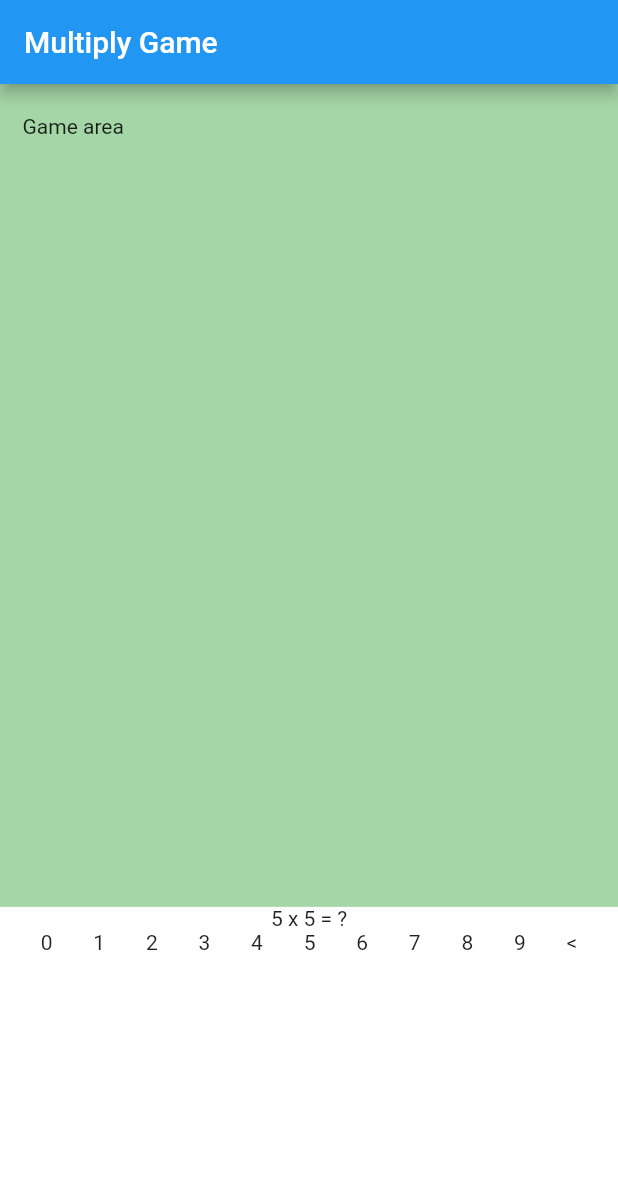
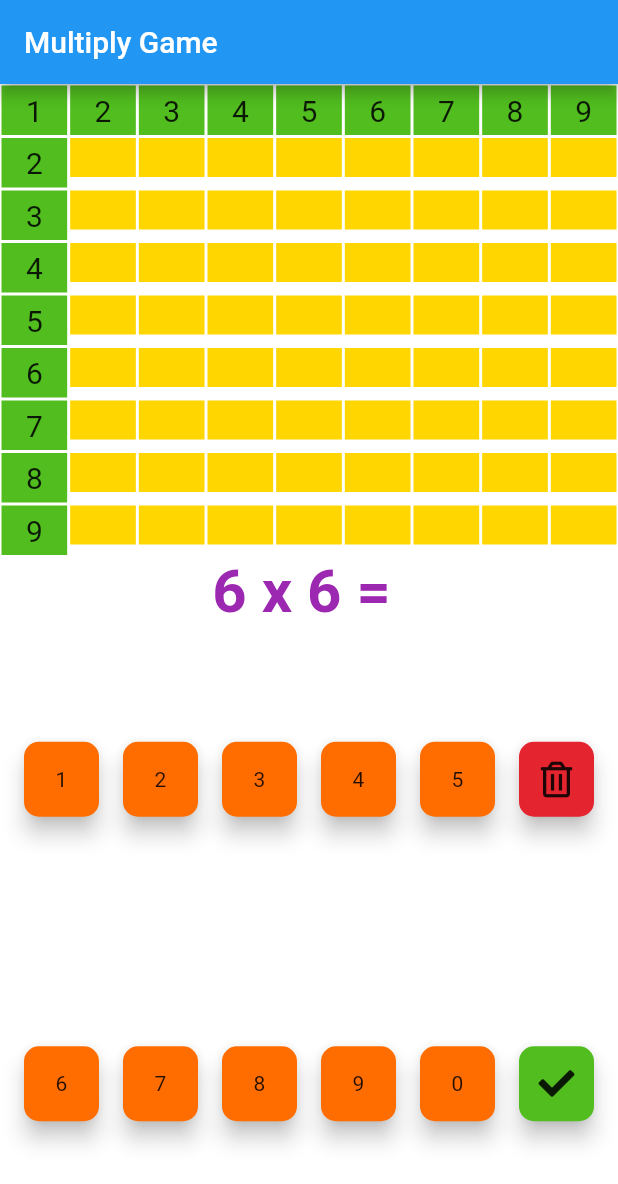
Before and after one commit to themagus/multiplyapp, a Flutter app: the screen it shows after launch, on a phone screen of 412 x 824 dp. Shown: the top 1184 px of the screen. Run offline on Flutter 3.47's test engine with Material 2 defaults, Android fonts, the phone set to English and light mode, and no system bars; our stand-ins replace font_awesome_flutter.

Commit message:
Multiplication table now gets filled in by correct answers. Testing of Overlay for displaying the immediate result (Pass/Fail) - it's still not properly positioned.

```diff
--- /dev/null
+++ b/lib/constants.dart
@@ -0,0 +1,5 @@
+import 'package:flutter/cupertino.dart';
+
+Color multiplierCellColor = Color(0xFF51BD1F);
+Color hiddenCellColor = Color(0xFFFFD600);
+Color solvedCellColor = Color(0xFF37B6F6);
--- /dev/null
+++ b/lib/game_page.dart
@@ -0,0 +1,349 @@
+import 'package:flutter/material.dart';
+import 'dart:math';
+import 'package:flutter/widgets.dart';
+import 'package:font_awesome_flutter/font_awesome_flutter.dart';
+import 'constants.dart';
+
+class GamePage extends StatefulWidget {
+  @override
+  _GamePageState createState() => _GamePageState();
+}
+
+class _GamePageState extends State<GamePage> {
+  String result = "";
+  int operand1;
+  int operand2;
+  final List completedAnswersList = List.generate(
+      9, (i) => List<int>.filled(9, 0, growable: false),
+      growable: false);
+  final LayerLink resultDisplayLink = LayerLink();
+
+  @override
+  void initState() {
+    operand1 = Random().nextInt(8) + 2;
+    operand2 = Random().nextInt(8) + 2;
+    super.initState();
+  }
+
+  @override
+  Widget build(BuildContext context) {
+    return Scaffold(
+      appBar: AppBar(
+        title: Text('Multiply Game'),
+      ),
+      body: Column(
+        crossAxisAlignment: CrossAxisAlignment.stretch,
+        mainAxisAlignment: MainAxisAlignment.spaceBetween,
+        children: <Widget>[
+          // Multiplication Table widget
+          Table(
+            children: populateMultiplicationTable(),
+          ),
+          CompositedTransformTarget(
+            link: resultDisplayLink,
+            child: Row(
+              mainAxisAlignment: MainAxisAlignment.center,
+              children: <Widget>[
+                Text(
+                  '$operand1 x $operand2 = ',
+                  style: TextStyle(
+                    fontSize: 40.0,
+                    color: Colors.purple,
+                    fontWeight: FontWeight.bold,
+                  ),
+                ),
+                Text(
+                  result,
+                  style: TextStyle(
+                    fontSize: 40.0,
+                    color: Colors.purple,
+                    fontWeight: FontWeight.bold,
+                  ),
+                ),
+              ],
+            ),
+          ),
+          Expanded(
+            child: Row(
+              mainAxisAlignment: MainAxisAlignment.spaceEvenly,
+              children: <Widget>[
+                NumberpadButton(
+                  child: Text('1'),
+                  action: () {
+                    setState(() {
+                      updateResult('1');
+                    });
+                  },
+                ),
+                NumberpadButton(
+                  child: Text('2'),
+                  action: () {
+                    setState(() {
+                      updateResult('2');
+                    });
+                  },
+                ),
+                NumberpadButton(
+                  child: Text('3'),
+                  action: () {
+                    setState(() {
+                      updateResult('3');
+                    });
+                  },
+                ),
+                NumberpadButton(
+                  child: Text('4'),
+                  action: () {
+                    setState(() {
+                      updateResult('4');
+                    });
+                  },
+                ),
+                NumberpadButton(
+                  child: Text('5'),
+                  action: () {
+                    setState(() {
+                      updateResult('5');
+                    });
+                  },
+                ),
+                NumberpadButton(
+                  child: Icon(FontAwesomeIcons.trashAlt),
+                  action: () {
+                    setState(() {
+                      clearResult();
+                    });
+                  },
+                  color: Color(0xFFE4242E),
+                ),
+              ],
+            ),
+          ),
+          Expanded(
+            child: Row(
+              mainAxisAlignment: MainAxisAlignment.spaceEvenly,
+              children: <Widget>[
+                NumberpadButton(
+                  child: Text('6'),
+                  action: () {
+                    setState(() {
+                      updateResult('6');
+                    });
+                  },
+                ),
+                NumberpadButton(
+                  child: Text('7'),
+                  action: () {
+                    setState(() {
+                      updateResult('7');
+                    });
+                  },
+                ),
+                NumberpadButton(
+                  child: Text('8'),
+                  action: () {
+                    setState(() {
+                      updateResult('8');
+                    });
+                  },
+                ),
+                NumberpadButton(
+                  child: Text('9'),
+                  action: () {
+                    setState(() {
+                      updateResult('9');
+                    });
+                  },
+                ),
+                NumberpadButton(
+                  child: Text('0'),
+                  action: () {
+                    setState(() {
+                      updateResult('0');
+                    });
+                  },
+                ),
+                NumberpadButton(
+                  child: Icon(FontAwesomeIcons.check),
+                  action: () {
+                    setState(() {
+                      checkResult();
+                    });
+                  },
+                  color: Color(0xFF51BD1F),
+                ),
+              ],
+            ),
+          ),
+        ],
+      ),
+    );
+  }
+
+  // Populate the multiplication table
+  List<TableRow> populateMultiplicationTable() {
+    List<TableRow> table = List<TableRow>();
+
+    for (int indexVertical = 1; indexVertical <= 9; indexVertical++) {
+      final tableRow = List<Widget>();
+      if (indexVertical == 1) {
+        // Populate cells 2 to 9 of each row of multiplication table
+        for (int indexHorizontal = 1; indexHorizontal <= 9; indexHorizontal++) {
+          tableRow.add(
+            Container(
+              margin: EdgeInsets.all(1.0),
+              padding: EdgeInsets.symmetric(vertical: 5.0),
+              color: multiplierCellColor,
+              child: Center(
+                child: Text(
+                  indexHorizontal.toString(),
+                  style: TextStyle(fontSize: 20.0),
+                ),
+              ),
+            ),
+          );
+        }
+      } else {
+        tableRow.add(
+          Container(
+            margin: EdgeInsets.all(1.0),
+            padding: EdgeInsets.symmetric(vertical: 5.0),
+            color: Color(0xFF51BD1F),
+            child: Center(
+              child: Text(
+                indexVertical.toString(),
+                style: TextStyle(fontSize: 20.0),
+              ),
+            ),
+          ),
+        );
+        // Populate cells 2 to 9 of each row of multiplication table
+        for (int indexHorizontal = 2; indexHorizontal <= 9; indexHorizontal++) {
+          tableRow.add(
+            MTCell(
+              x: indexVertical,
+              y: indexHorizontal,
+              solved: (completedAnswersList[indexHorizontal - 1]
+                          [indexVertical - 1] ==
+                      0)
+                  ? false
+                  : true,
+            ),
+          );
+        }
+      }
+      table.add(TableRow(
+        children: tableRow,
+      ));
+    }
+
+    return table;
+  }
+
+  void updateResult(String enteredDigit) {
+    if (result.length < 2 && enteredDigit.length == 1) {
+      if (result.length == 0 && enteredDigit == '0') {
+        return;
+      }
+      result += enteredDigit;
+    }
+  }
+
+  void clearResult() {
+    result = "";
+  }
+
+  void checkResult() {
+    //TODO: Add hits and misses to display at the end
+    if (int.parse(result) == operand1 * operand2) {
+      showResult(context, true);
+      print("The answer is correct.");
+      completedAnswersList[operand2 - 1][operand1 - 1] = 1;
+
+      do {
+        operand1 = Random().nextInt(8) + 2;
+        operand2 = Random().nextInt(8) + 2;
+      } while (completedAnswersList[operand2 - 1][operand1 - 1] == 1);
+    } else {
+      showResult(context, false);
+      print('The answer is not correct.');
+      //TODO: Add an Overlay or Stack to show whether the result is correct
+    }
+    clearResult();
+  }
+
+  void showResult(BuildContext context, bool correct) async {
+    //TODO: Check if renderBox is relevant here
+    RenderBox renderBox = context.findRenderObject();
+    var size = renderBox.size;
+    var offset = renderBox.localToGlobal(Offset.zero);
+    print(size.height.toString() + "w: " + size.width.toString());
+
+    OverlayState overlayState = Overlay.of(context);
+    OverlayEntry resultDisplay = OverlayEntry(
+        builder: (context) => AnimatedPositioned(
+              duration: Duration(seconds: 1),
+              child: CompositedTransformFollower(
+                // offset: Offset(
+                //   0.0,
+                //   size.height - 10.0,
+                // ),
+                link: resultDisplayLink,
+                child: Text((correct) ? 'Yes!' : 'No...'),
+              ),
+            ));
+    overlayState.insert(resultDisplay);
+
+    await Future.delayed(Duration(seconds: 2));
+    resultDisplay.remove();
+  }
+}
+
+class NumberpadButton extends StatelessWidget {
+  NumberpadButton({this.child, this.action, Color color}) {
+    this.color = color == null ? Color(0xFFFF6D00) : color;
+  }
+  final Widget child;
+  final Function action;
+  Color color;
+
+  @override
+  Widget build(BuildContext context) {
+    return RawMaterialButton(
+      onPressed: action,
+      shape: RoundedRectangleBorder(borderRadius: BorderRadius.circular(10.0)),
+      fillColor: color,
+      constraints: BoxConstraints.tightFor(width: 50.0, height: 50.0),
+      elevation: 6.0,
+      child: child,
+    );
+  }
+}
+
+class MTCell extends StatelessWidget {
+  MTCell({
+    @required this.x,
+    @required this.y,
+    @required this.solved,
+  });
+  final int x;
+  final int y;
+  final bool solved;
+
+  @override
+  Widget build(BuildContext context) {
+    return Container(
+      margin: EdgeInsets.all(1.0),
+      padding: EdgeInsets.symmetric(vertical: 5.0),
+      color: (solved) ? solvedCellColor : hiddenCellColor,
+      child: Center(
+        child: (solved)
+            ? Text(
+                (x * y).toString(),
+                style: TextStyle(fontSize: 20.0),
+              )
+            : Text(""),
+      ),
+    );
+  }
+}
--- a/lib/main.dart
+++ b/lib/main.dart
@@ -1,4 +1,5 @@
 import 'package:flutter/material.dart';
+import 'game_page.dart';
 
 void main() {
   runApp(MyApp());
@@ -10,65 +11,10 @@ class MyApp extends StatelessWidget {
   Widget build(BuildContext context) {
     return MaterialApp(
       title: 'Multiply Game',
+      theme: ThemeData.light().copyWith(
+        scaffoldBackgroundColor: Colors.white,
+      ),
       home: GamePage(),
     );
   }
 }
-
-class GamePage extends StatefulWidget {
-  @override
-  _GamePageState createState() => _GamePageState();
-}
-
-class _GamePageState extends State<GamePage> {
-  @override
-  Widget build(BuildContext context) {
-    return Scaffold(
-      backgroundColor: Colors.white38,
-      appBar: AppBar(
-        title: Text('Multiply Game'),
-      ),
-      body: Column(
-        crossAxisAlignment: CrossAxisAlignment.stretch,
-        children: <Widget>[
-          // Multiplication Table widget
-          Expanded(
-            flex: 5,
-            child: Container(
-              padding: EdgeInsets.symmetric(
-                vertical: 20.0,
-                horizontal: 15.0,
-              ),
-              color: Colors.green.shade200,
-              child: Text('Game area'),
-            ),
-          ),
-          Expanded(
-            flex: 2,
-            child: Column(
-              children: <Widget>[
-                Text('5 x 5 = ?'),
-                Row(
-                  mainAxisAlignment: MainAxisAlignment.spaceEvenly,
-                  children: <Widget>[
-                    Text('0'),
-                    Text('1'),
-                    Text('2'),
-                    Text('3'),
-                    Text('4'),
-                    Text('5'),
-                    Text('6'),
-                    Text('7'),
-                    Text('8'),
-                    Text('9'),
-                    Text('<'),
-                  ],
-                )
-              ],
-            ),
-          )
-        ],
-      ),
-    );
-  }
-}
--- a/pubspec.yaml
+++ b/pubspec.yaml
@@ -28,6 +28,7 @@ dependencies:
   # The following adds the Cupertino Icons font to your application.
   # Use with the CupertinoIcons class for iOS style icons.
   cupertino_icons: ^0.1.3
+  font_awesome_flutter: ^8.8.1
 
 dev_dependencies:
   flutter_test:
```
Also changed, not shown: lib/numberpad_button.dart (added), pubspec.lock.
